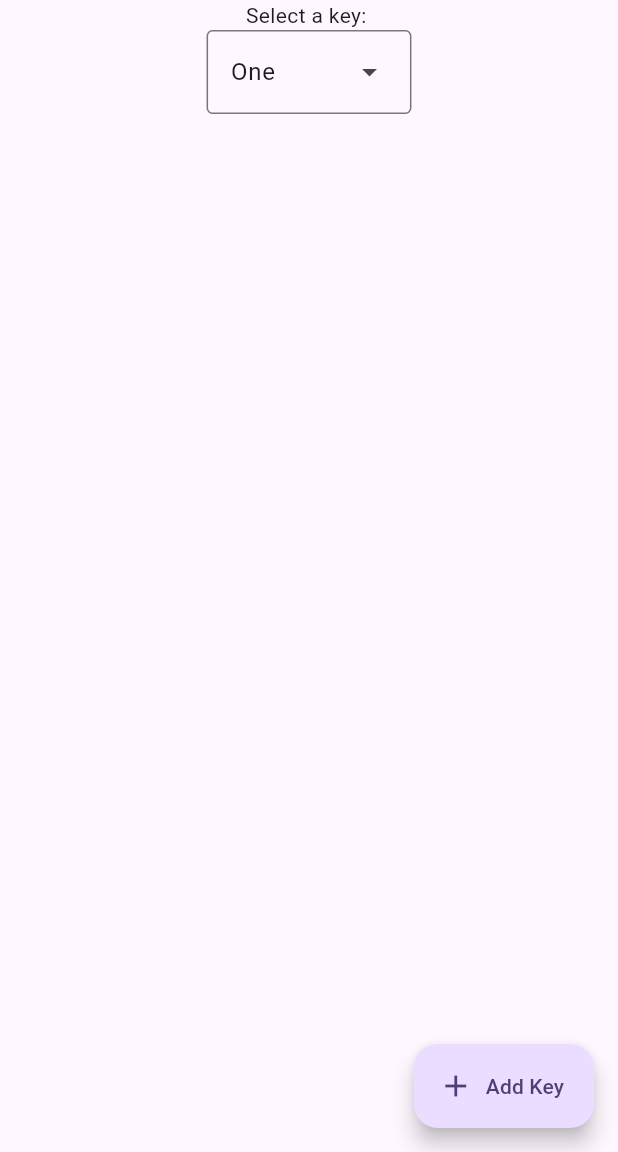
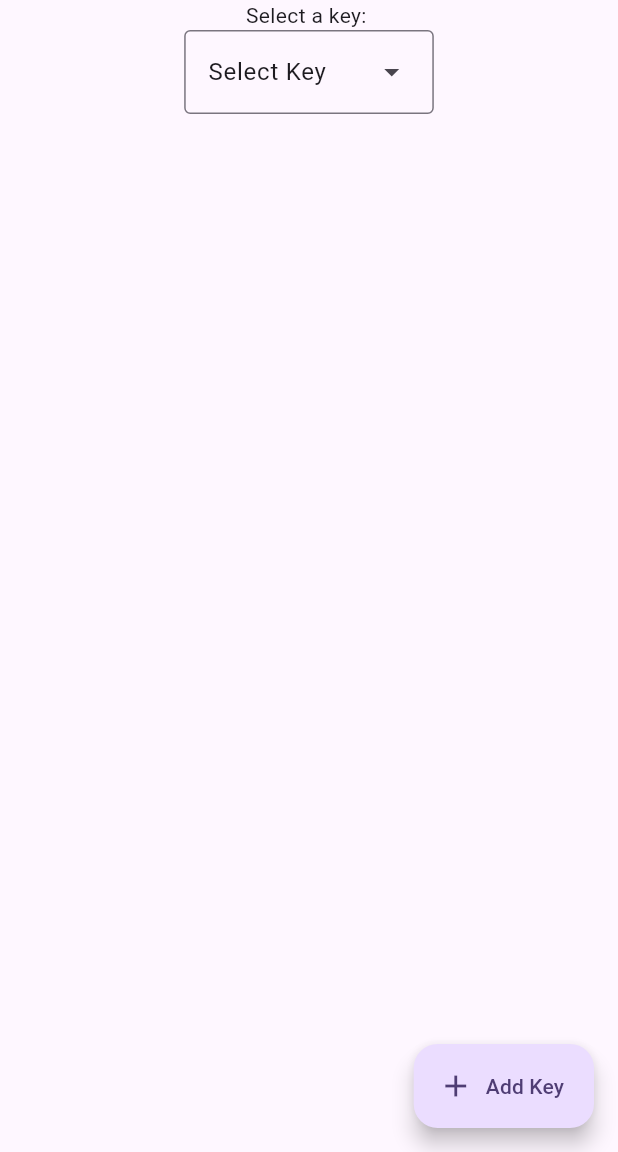
Before and after one commit to srukelman/rfidApp, a Flutter app: the screen it shows after launch, on a phone screen of 412 x 824 dp, the part 84-1236 px from its top. Run offline on Flutter 3.47's test engine with Material 2 defaults, Android fonts, the phone set to English and light mode, and no system bars.

Commit message:
implemented read keys and implemented loading saved keys into dropdown

```diff
--- a/rfid_app/lib/keyDropdown.dart
+++ b/rfid_app/lib/keyDropdown.dart
@@ -1,18 +1,23 @@
-import 'package:flutter/cupertino.dart';
 import 'package:flutter/material.dart';
-
+import 'package:rfid_app/loadKeys.dart' as load_keys;
+import 'package:rfid_app/key.dart' as rfid_key;
 class KeyDropdown extends StatefulWidget{
   const KeyDropdown({super.key});
   @override
   State<KeyDropdown> createState() => KeyDropdownState();
 }
-List<String> list = <String>['One', 'Two', 'Three', 'Four'];
+List<String> list = <String>['Select Key'];
 class KeyDropdownState extends State<KeyDropdown>{
 
   String dropdownValue = list.first;
 
   @override
   Widget build(BuildContext context) {
+    list = <String>['Select Key'];
+    List<rfid_key.Key> keylist = load_keys.getKeys();
+    keylist.forEach((element) {
+      list.add(element.getName());
+    });
     return DropdownMenu<String>(
       initialSelection: list.first,
       onSelected: (String? value) {
--- a/rfid_app/lib/main.dart
+++ b/rfid_app/lib/main.dart
@@ -3,8 +3,7 @@ import 'dart:io';
 import 'package:flutter/material.dart';
 import 'package:rfid_app/addKey.dart';
 import 'package:rfid_app/keyDropdown.dart';
-
-import 'loadKeys.dart';
+import 'package:rfid_app/loadKeys.dart';
 
 void main(){
   WidgetsFlutterBinding.ensureInitialized();
```
Also changed, not shown: rfid_app/lib/loadKeys.dart (+6 -1 lines).
